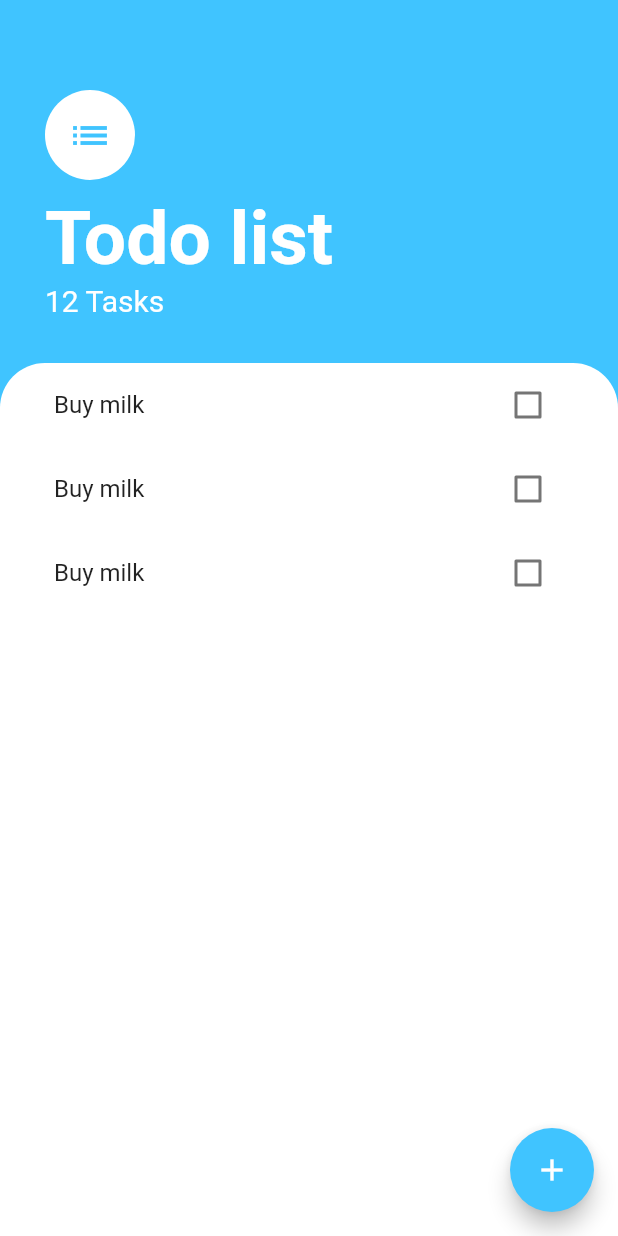
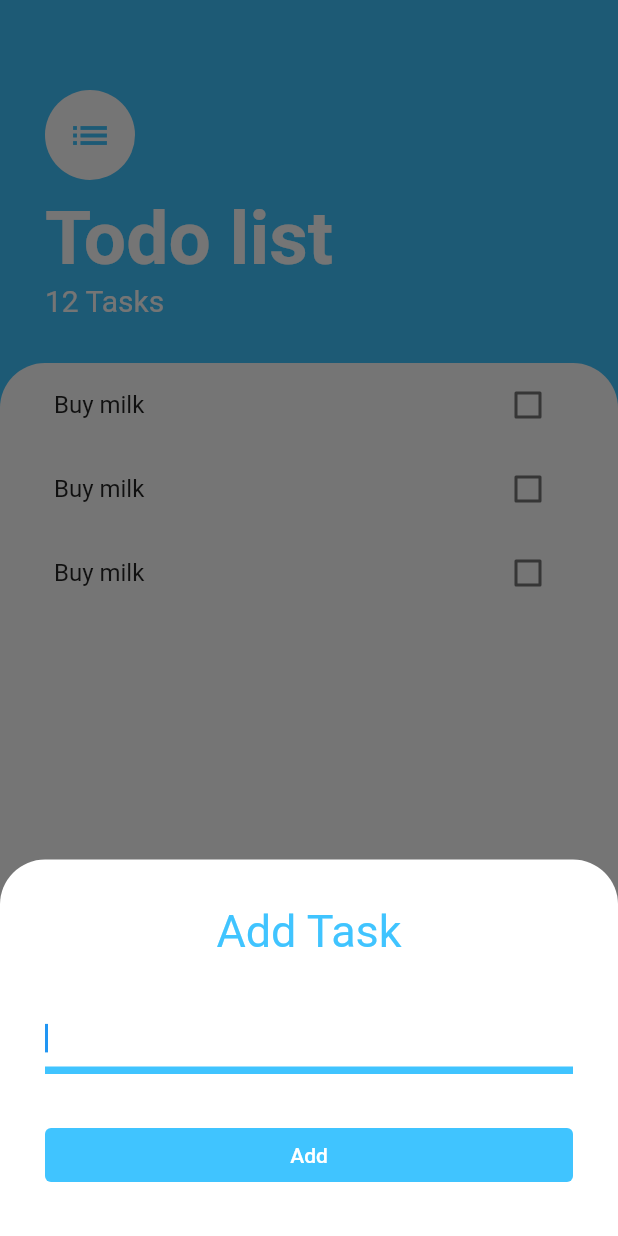
Before and after one commit to asly-97/todo_list_flutter_app, a Flutter app: the screen it shows after launch, after a tap on the "add" icon, on a phone screen of 412 x 824 dp. Run offline on Flutter 3.47's test engine with Material 2 defaults, Android fonts, the phone set to English and light mode, and no system bars.

Commit message:
Designing BottomSheet Modal

```diff
--- /dev/null
+++ b/lib/screens/AddTaskScreen.dart
@@ -0,0 +1,67 @@
+import 'package:flutter/material.dart';
+
+class AddTaskScreen extends StatelessWidget {
+  @override
+  Widget build(BuildContext context) {
+    return Container(
+      padding: EdgeInsets.symmetric(
+        horizontal: 30,
+        vertical: 30,
+      ),
+      decoration: BoxDecoration(
+        color: Colors.white,
+        borderRadius: BorderRadius.only(
+          topLeft: Radius.circular(30),
+          topRight: Radius.circular(30),
+        ),
+      ),
+      child: Column(
+        crossAxisAlignment: CrossAxisAlignment.stretch,
+        children: [
+          Text(
+            'Add Task',
+            textAlign: TextAlign.center,
+            style: TextStyle(
+              fontSize: 30,
+              color: Colors.lightBlueAccent,
+            ),
+          ),
+          SizedBox(
+            height: 30,
+          ),
+          TextField(
+            autofocus: true,
+            style: TextStyle(
+              color: Colors.lightBlueAccent,
+            ),
+            decoration: InputDecoration(
+              enabledBorder: UnderlineInputBorder(
+                borderSide: BorderSide(
+                  color: Colors.lightBlueAccent,
+                  width: 5.00,
+                ),
+              ),
+              focusedBorder: UnderlineInputBorder(
+                borderSide: BorderSide(
+                  color: Colors.lightBlueAccent,
+                  width: 5.00,
+                ),
+              ),
+            ),
+          ),
+          SizedBox(
+            height: 30,
+          ),
+          TextButton(
+            onPressed: () {},
+            child: Text('Add'),
+            style: TextButton.styleFrom(
+              backgroundColor: Colors.lightBlueAccent,
+              foregroundColor: Colors.white,
+            ),
+          )
+        ],
+      ),
+    );
+  }
+}
--- a/lib/screens/tasks_screen.dart
+++ b/lib/screens/tasks_screen.dart
@@ -1,6 +1,7 @@
 import 'dart:ui';
 
 import 'package:flutter/material.dart';
+import 'package:todo_list_flutter/screens/AddTaskScreen.dart';
 import 'package:todo_list_flutter/widgets/task_tile.dart';
 import 'package:todo_list_flutter/widgets/tasks_list.dart';
 
@@ -10,7 +11,18 @@ class TasksScreen extends StatelessWidget {
     return Scaffold(
       backgroundColor: Colors.lightBlueAccent,
       floatingActionButton: FloatingActionButton(
-        onPressed: () {},
+        onPressed: () {
+          showModalBottomSheet(
+              backgroundColor: Colors.transparent,
+              context: context,
+              isScrollControlled: true,
+              builder: (context) => SingleChildScrollView(
+                      child: Container(
+                    padding: EdgeInsets.only(
+                        bottom: MediaQuery.of(context).viewInsets.bottom),
+                    child: AddTaskScreen(),
+                  )));
+        },
         child: Icon(Icons.add),
         backgroundColor: Colors.lightBlueAccent,
       ),
```
